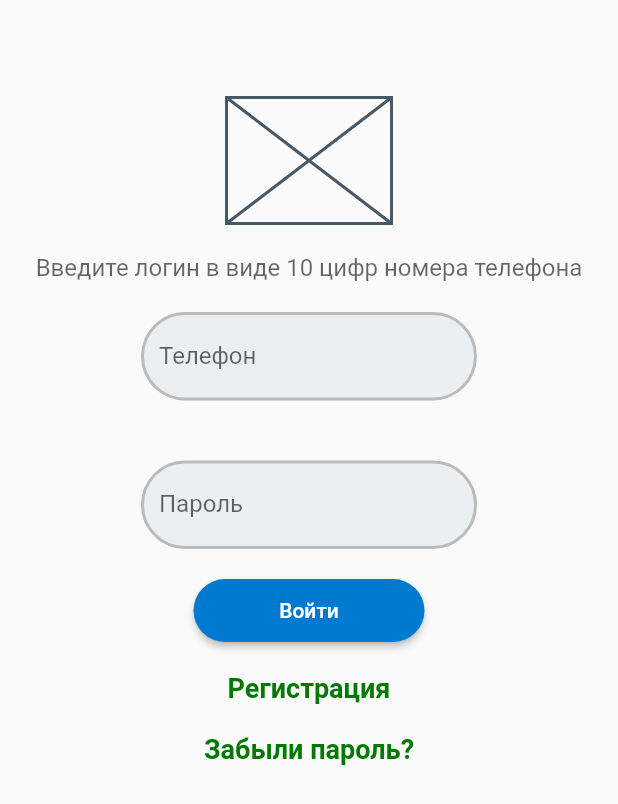
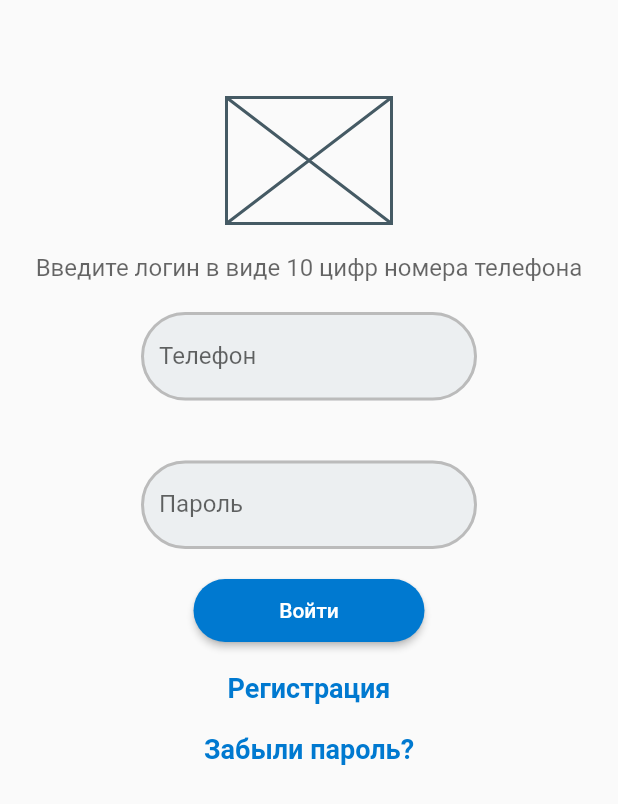
Before and after one commit to dubitskiy/auth_screen1, a Flutter app: the screen it shows after launch, on a phone screen of 412 x 824 dp. Shown: the top 804 px of the screen. Run offline on Flutter 3.47's test engine with Material 2 defaults, Android fonts, the phone set to English and light mode, and no system bars.

Commit message:
Изменены цвета

```diff
--- a/lib/main.dart
+++ b/lib/main.dart
@@ -18,7 +18,7 @@ class MyApp extends StatelessWidget {
     const LinkTextStyle = TextStyle(
       fontSize: 18,
       fontWeight: FontWeight.bold,
-      color: Color(0xFF007900),
+      color: Color(0xFF0079D0),
     );
       //)
     //)
```
